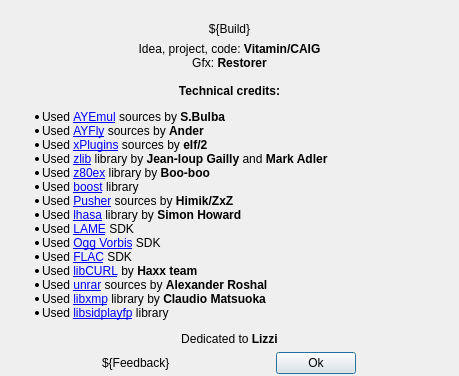
Old version of the form apps/zxtune-qt/ui/informational/aboutdialog.ui in the repository vitamin-caig/zxtune.
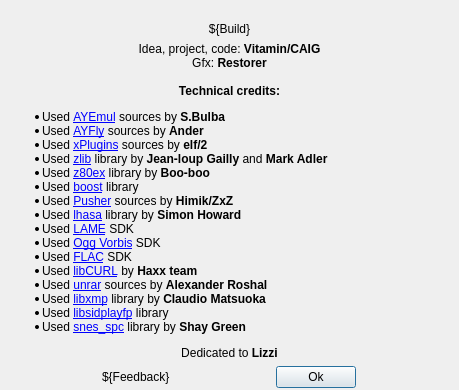
New version of the form. Icons and pictures are not drawn.

Commit message: zxtune-qt: update about dialog.

Diff of the .ui file:
```diff
--- a/apps/zxtune-qt/ui/informational/aboutdialog.ui
+++ b/apps/zxtune-qt/ui/informational/aboutdialog.ui
@@ -86,6 +86,7 @@
 &lt;li&gt;Used &lt;a href=&quot;http://rarlab.com&quot;&gt;unrar&lt;/a&gt; sources by &lt;b&gt;Alexander Roshal&lt;/b&gt;&lt;/li&gt;
 &lt;li&gt;Used &lt;a href=&quot;https://github.com/cmatsuoka/libxmp&quot;&gt;libxmp&lt;/a&gt; library by &lt;b&gt;Claudio Matsuoka&lt;/b&gt;&lt;/li&gt;
 &lt;li&gt;Used &lt;a href=&quot;http://sidplay-residfp.sourceforge.net&quot;&gt;libsidplayfp&lt;/a&gt; library&lt;/li&gt;
+&lt;li&gt;Used &lt;a href=&quot;http://www.slack.net/~ant/&quot;&gt;snes_spc&lt;/a&gt; library by &lt;b&gt;Shay Green&lt;/b&gt;&lt;/li&gt;
 &lt;/ul&gt;
 
 &lt;center&gt;Dedicated to &lt;b&gt;Lizzi&lt;/b&gt;&lt;/center&gt;
```
The commit also changes 2 other files.
